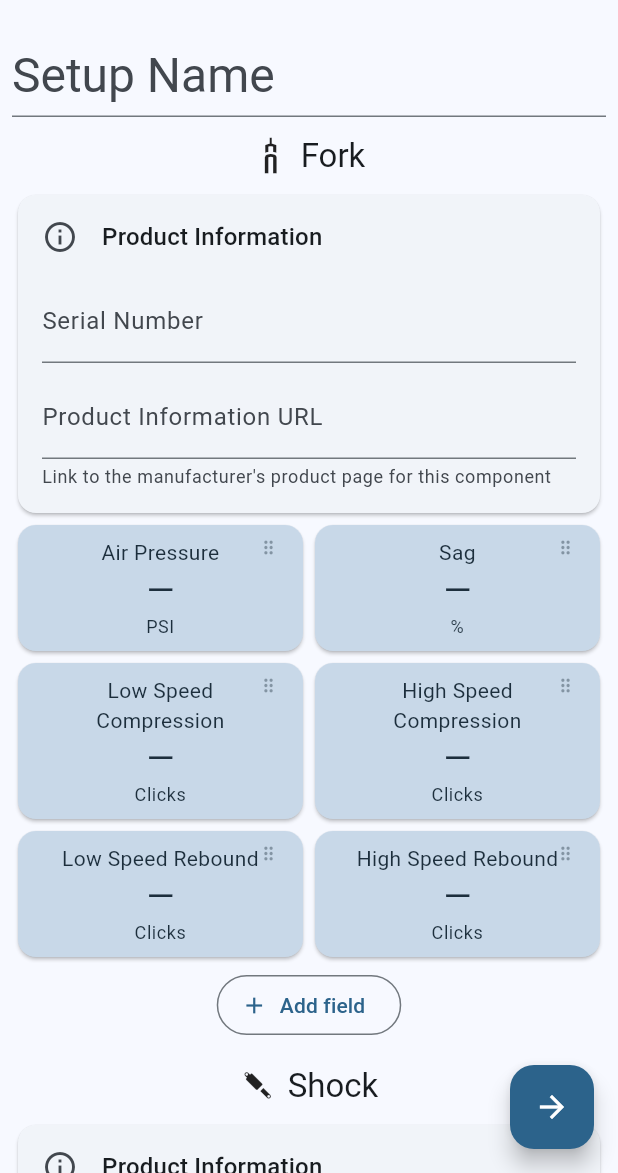
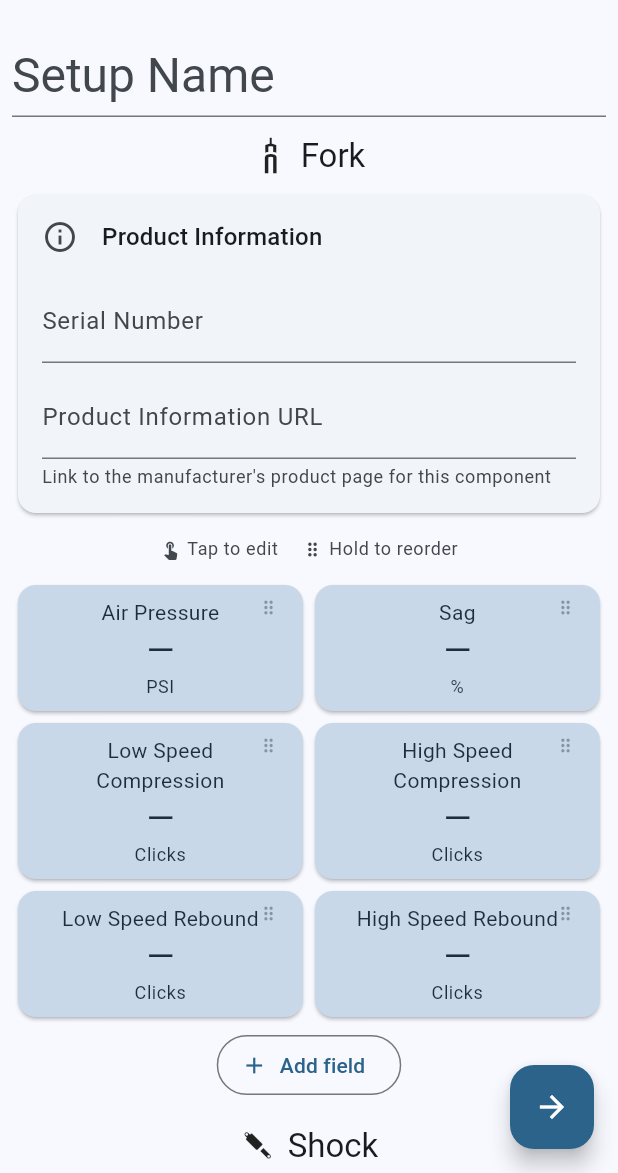
Before and after one commit to pec0ra/suspension_setup, a Flutter app: the SetupEdit screen opened directly, on a phone screen of 412 x 824 dp, the part 63-1236 px from its top. Run offline on Flutter 3.47's test engine with Material 3 defaults, Android fonts, the phone set to English and light mode, and no system bars; our stand-ins replace file_picker, flutter_svg, share_plus, shared_preferences; accounts and stored records are empty.

Commit message:
Add help hint

```diff
--- a/lib/setup_edit.dart
+++ b/lib/setup_edit.dart
@@ -1,5 +1,6 @@
 import 'package:flutter/material.dart';
 import 'package:provider/provider.dart';
+import 'package:shared_preferences/shared_preferences.dart';
 
 import 'draggable_grid.dart';
 import 'models/setup_form_controller.dart';
@@ -23,15 +24,30 @@ class SetupEdit extends StatefulWidget {
   State<StatefulWidget> createState() => _SetupEditState();
 }
 
+const _kEditGridHintSeen = 'edit_grid_hint_seen';
+
 class _SetupEditState extends State<SetupEdit> {
   final _formKey = GlobalKey<FormState>();
   late final SetupFormController _controller;
   final TextEditingController _commentController = TextEditingController();
+  bool _showGridHint = false;
 
   @override
   void initState() {
     super.initState();
     _controller = SetupFormController(widget.setup);
+    _initGridHint();
+  }
+
+  Future<void> _initGridHint() async {
+    final prefs = await SharedPreferences.getInstance();
+    if (prefs.getBool(_kEditGridHintSeen) ?? false) return;
+    final hasAnyField = _controller.fork.layout.isNotEmpty ||
+        _controller.shock.layout.isNotEmpty ||
+        _controller.tyres.layout.isNotEmpty;
+    if (!hasAnyField) return;
+    await prefs.setBool(_kEditGridHintSeen, true);
+    if (mounted) setState(() => _showGridHint = true);
   }
 
   @override
@@ -150,13 +166,39 @@ class _SetupEditState extends State<SetupEdit> {
   Widget _buildSection(
     SectionFormController section, {
     bool showComponentInfo = false,
+    bool showGridHint = false,
   }) {
+    final theme = Theme.of(context);
     return Column(
       children: [
         if (showComponentInfo)
           _ComponentInfoFields(
             serialNumberController: section.serialNumber,
             infoUrlController: section.infoUrl,
+          ),
+        if (showGridHint && section.layout.isNotEmpty)
+          Padding(
+            padding: const EdgeInsets.symmetric(vertical: 12),
+            child: Row(
+              mainAxisAlignment: MainAxisAlignment.center,
+              children: [
+                Icon(Icons.touch_app,
+                    size: 14,
+                    color: theme.colorScheme.onSurfaceVariant),
+                const SizedBox(width: 4),
+                Text('Tap to edit',
+                    style: theme.textTheme.bodySmall
+                        ?.copyWith(color: theme.colorScheme.onSurfaceVariant)),
+                const SizedBox(width: 16),
+                Icon(Icons.drag_indicator,
+                    size: 14,
+                    color: theme.colorScheme.onSurfaceVariant),
+                const SizedBox(width: 4),
+                Text('Hold to reorder',
+                    style: theme.textTheme.bodySmall
+                        ?.copyWith(color: theme.colorScheme.onSurfaceVariant)),
+              ],
+            ),
           ),
         _buildSectionGrid(section),
         Padding(
@@ -201,12 +243,23 @@ class _SetupEditState extends State<SetupEdit> {
                   },
                 ),
                 const TitleWithIcon(title: 'Fork', icon: SuspensionIcons.fork),
-                _buildSection(_controller.fork, showComponentInfo: true),
+                _buildSection(_controller.fork,
+                    showComponentInfo: true,
+                    showGridHint: _showGridHint &&
+                        _controller.fork.layout.isNotEmpty),
                 const TitleWithIcon(
                     title: 'Shock', icon: SuspensionIcons.shock),
-                _buildSection(_controller.shock, showComponentInfo: true),
+                _buildSection(_controller.shock,
+                    showComponentInfo: true,
+                    showGridHint: _showGridHint &&
+                        _controller.fork.layout.isEmpty &&
+                        _controller.shock.layout.isNotEmpty),
                 const TitleWithIcon(title: 'Tyres', icon: SuspensionIcons.tyre),
-                _buildSection(_controller.tyres),
+                _buildSection(_controller.tyres,
+                    showGridHint: _showGridHint &&
+                        _controller.fork.layout.isEmpty &&
+                        _controller.shock.layout.isEmpty &&
+                        _controller.tyres.layout.isNotEmpty),
               ],
             ),
           ),
--- a/pubspec.yaml
+++ b/pubspec.yaml
@@ -45,6 +45,7 @@ dependencies:
   share_plus: ^10.0.0
   permission_handler: ^12.0.1
   url_launcher: ^6.3.0
+  shared_preferences: ^2.3.0
 
 dev_dependencies:
   flutter_native_splash: ^2.4.0
```
Also changed, not shown: pubspec.lock, 1 other file.
